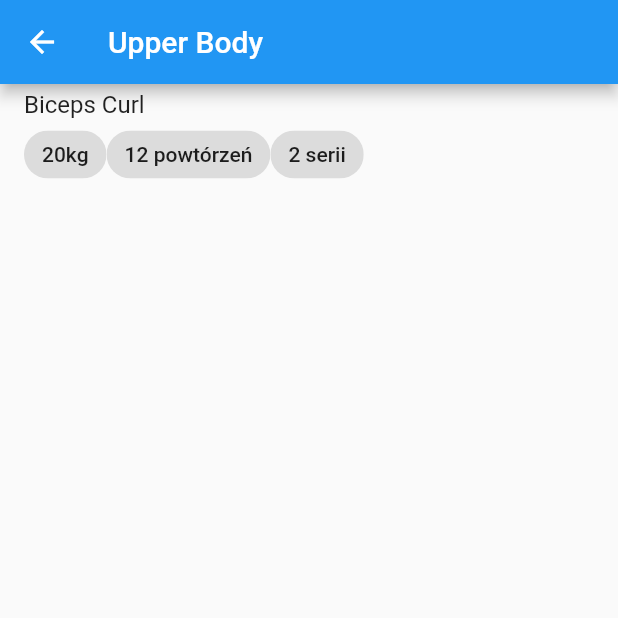
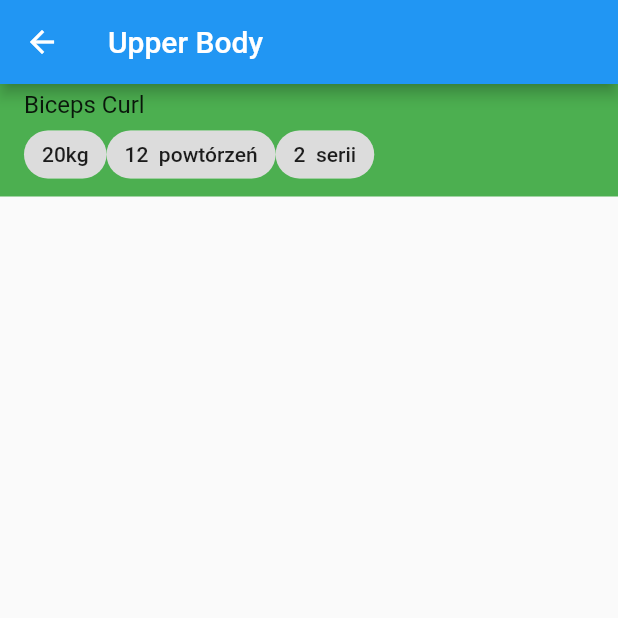
Before and after one commit to Mankol29/gym_workout2-master, a Flutter app: the screen it shows after launch, after a tap on the "arrow forward ios" icon, on a phone screen of 412 x 824 dp, the top half of it. Run offline on Flutter 3.47's test engine with Material 2 defaults, Android fonts, the phone set to English and light mode, and no system bars; our stand-ins replace google_fonts.

Commit message:
Add exercise_tile.dart and made code clean

```diff
--- /dev/null
+++ b/lib/components/exercise_tile.dart
@@ -0,0 +1,50 @@
+import 'package:flutter/material.dart';
+
+class ExerciseTile extends StatelessWidget {
+  final String exerciseName;
+  final String weight;
+  final String reps;
+  final String sets;
+  final bool isCompleted;
+
+  const ExerciseTile({
+    super.key,
+    required this.exerciseName,
+    required this.weight,
+    required this.reps,
+    required this.sets,
+    required this.isCompleted,
+  });
+
+  @override
+  Widget build(BuildContext context) {
+    return Container(
+      color: Colors.green,
+      child: ListTile(
+        title: Text(exerciseName),
+        subtitle: Row(
+          children: [
+            //weight
+            Chip(
+              label: Text(
+                "${weight}kg",
+              ),
+            ),
+            //reps
+            Chip(
+              label: Text(
+                "$reps  powtórzeń",
+              ),
+            ),
+            //sets
+            Chip(
+              label: Text(
+                "$sets  serii",
+              ),
+            ),
+          ],
+        ),
+      ),
+    );
+  }
+}
--- a/lib/features/pages/home_page.dart
+++ b/lib/features/pages/home_page.dart
@@ -108,7 +108,7 @@ class _HomePageState extends State<HomePage> {
             ),
             Consumer<WorkoutPlan>(
               builder: (context, value, child) => SizedBox(
-                height: MediaQuery.of(context).size.height -150,
+                height: MediaQuery.of(context).size.height - 150,
                 child: ListView.builder(
                   scrollDirection: Axis.vertical,
                   itemCount: value.getWorkoutList().length,
@@ -157,16 +157,14 @@ class _HomePageState extends State<HomePage> {
                                 Icons.arrow_forward_ios,
                                 color: Colors.black,
                               ),
-            onPressed: () => workoutPage(value.getWorkoutList()[index].name),
+                              onPressed: () => workoutPage(
+                                  value.getWorkoutList()[index].name),
                             ),
                           ),
                         ],
                       ),
                     ),
-)
-
-
-                  ),
+                  )),
                 ),
               ),
             ),
@@ -185,12 +183,16 @@ class TopBarADDorSELECT extends StatelessWidget {
   @override
   Widget build(BuildContext context) {
     return Stack(
-      children: <Widget> [
+      children: <Widget>[
         Text(
           'Add or Sellect your own plan for today',
           style: GoogleFonts.bebasNeue(
             textStyle: const TextStyle(color: Colors.white),
-          fontSize: 16,foreground: Paint()..style= PaintingStyle.stroke..strokeWidth = 2..color= Colors.black,
+            fontSize: 16,
+            foreground: Paint()
+              ..style = PaintingStyle.stroke
+              ..strokeWidth = 4
+              ..color = Colors.black,
             fontWeight: FontWeight.bold,
           ),
         ),
--- a/lib/features/pages/workout_page.dart
+++ b/lib/features/pages/workout_page.dart
@@ -1,4 +1,5 @@
 import 'package:flutter/material.dart';
+import 'package:gym_workout/components/exercise_tile.dart';
 import 'package:provider/provider.dart';
 
 import '../data/workout_data.dart';
@@ -19,47 +20,27 @@ class _WorkoutPageState extends State<WorkoutPage> {
         appBar: AppBar(title: Text(widget.workoutName)),
         body: ListView.builder(
           itemCount: value.numberOfExInWorkout(widget.workoutName),
-          itemBuilder: ((context, index) => ListTile(
-                title: Text(
-                  value
+          itemBuilder: ((context, index) => ExerciseTile(
+                exerciseName: value
                     .getRelevantWorkout(widget.workoutName)
                     .exercises[index]
                     .name,
-                ),
-                subtitle: Row(
-                  children: [
-                    //weight
-                    Chip(
-                      label: Text(
-                        value
+                weight: value
                     .getRelevantWorkout(widget.workoutName)
                     .exercises[index]
-                                .weight +
-                            "kg",
-                      ),
-                    ),
-                    //reps
-                    Chip(
-                      label: Text(
-                        value
+                    .weight,
+                reps: value
                     .getRelevantWorkout(widget.workoutName)
                     .exercises[index]
-                                .reps +
-                            " powtórzeń",
-                      ),
-                    ),
-                    //sets
-                    Chip(
-                      label: Text(
-                        value
+                    .reps,
+                sets: value
                     .getRelevantWorkout(widget.workoutName)
                     .exercises[index]
-                                .sets +
-                            " serii",
-                      ),
-                    ),
-                  ],
-                ),
+                    .sets,
+                isCompleted: value
+                    .getRelevantWorkout(widget.workoutName)
+                    .exercises[index]
+                    .isCompleted,
               )),
         ),
       ),
```
Also changed, not shown: pubspec.lock, 2 other files. Lines whose indentation alone changed are shown as unchanged.
